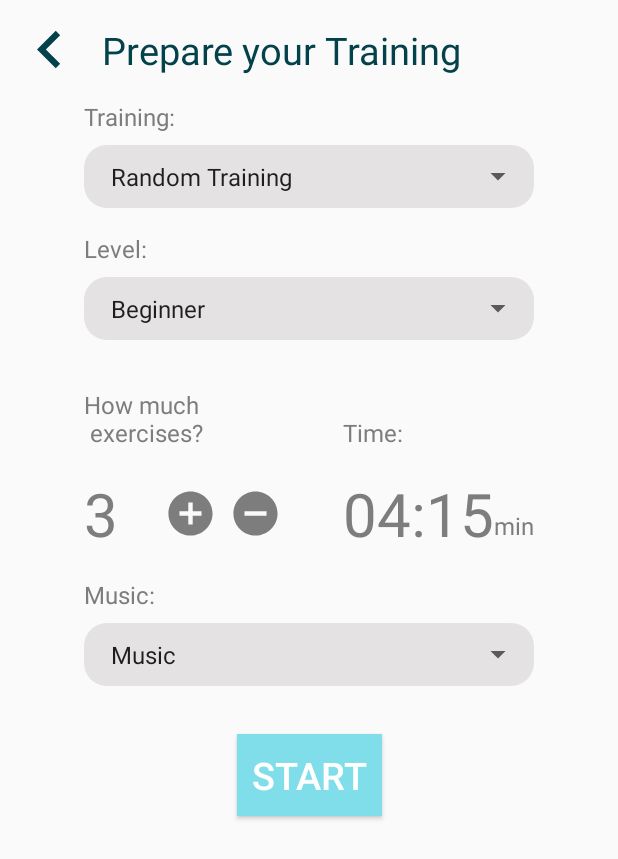
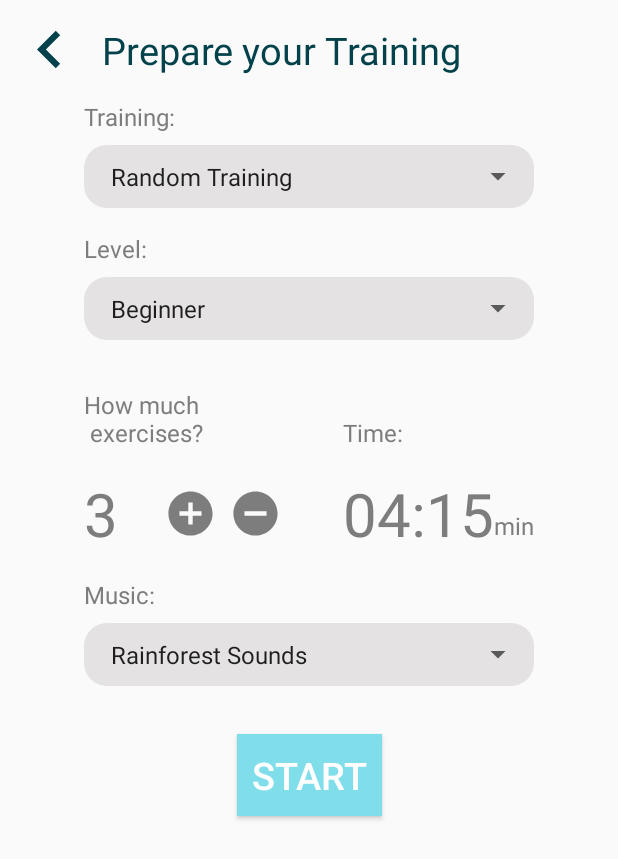
Before and after one commit to staropramen/VacuumFitness, an Android app: the PreparationFragment screen opened directly, with no data from a screen before it, on a phone screen of 412 x 824 dp. Shown: the top 859 px of the screen. Run offline under Robolectric (Android 15) with nearby library versions, the phone set to English and light mode, and no system bars; our stand-ins replace ButterKnife, Room's generated code; libraries missing offline, so code that uses them is left out: android.arch.persistence.

Commit message:
Setup PreparationFragment to show list of Playlists

```diff
--- a/app/src/main/java/com/example/android/vacuumfitness/ui/PreparationFragment.java
+++ b/app/src/main/java/com/example/android/vacuumfitness/ui/PreparationFragment.java
@@ -2,6 +2,7 @@ package com.example.android.vacuumfitness.ui;
 
 
 import android.arch.lifecycle.Observer;
+import android.arch.lifecycle.ViewModelProvider;
 import android.arch.lifecycle.ViewModelProviders;
 import android.os.Bundle;
 import android.support.annotation.Nullable;
@@ -19,12 +20,14 @@ import android.widget.Spinner;
 import android.widget.TextView;
 
 import com.example.android.vacuumfitness.R;
+import com.example.android.vacuumfitness.model.Playlist;
 import com.example.android.vacuumfitness.model.Training;
 import com.example.android.vacuumfitness.utils.IdListUtils;
 import com.example.android.vacuumfitness.utils.KeyUtils;
 import com.example.android.vacuumfitness.utils.ListConverter;
 import com.example.android.vacuumfitness.utils.PreparationUtils;
 import com.example.android.vacuumfitness.viewmodel.CustomTrainingViewModel;
+import com.example.android.vacuumfitness.viewmodel.PlaylistViewModel;
 
 import java.util.ArrayList;
 import java.util.List;
@@ -38,9 +41,11 @@ import butterknife.ButterKnife;
 public class PreparationFragment extends Fragment {
 
     private List<Training> mTrainingList;
+    private List<Playlist> mPlaylistList;
     private int mRandomTrainingPrimaryKey = -1;
     private List<Integer> mPrimaryKeyList;
     private Training mTraining;
+    private Playlist mPlaylist;
 
     @BindView(R.id.iv_increase_button) ImageView increaseButton;
     @BindView(R.id.iv_decreasebutton) ImageView decreaseButton;
@@ -49,6 +54,7 @@ public class PreparationFragment extends Fragment {
     @BindView(R.id.tv_time_count) TextView timeTextView;
     @BindView(R.id.sp_level_selection) Spinner levelSpinner;
     @BindView(R.id.sp_training_selection) Spinner trainingSpinner;
+    @BindView(R.id.sp_music_selection) Spinner musicSpinner;
 
     public PreparationFragment() {
         // Required empty public constructor
@@ -81,7 +87,8 @@ public class PreparationFragment extends Fragment {
             }
         });
 
-        setupViewModel();
+        setupTrainingViewModel();
+        setupPlaylistViewModel();
 
         setupSpinnerOnSelectListener();
 
@@ -93,7 +100,6 @@ public class PreparationFragment extends Fragment {
         Bundle data = new Bundle();
         data.putInt(KeyUtils.LEVEL_KEY, levelSpinner.getSelectedItemPosition());
         data.putInt(KeyUtils.EXERCISE_COUNT_KEY, Integer.parseInt(exerciseCount.getText().toString()));
-        Log.d("!!!!!!!ID", String.valueOf(mTraining.getPrimaryKey()));
         mPrimaryKeyList = IdListUtils.getTrainingIdList(mTraining, Integer.parseInt(exerciseCount.getText().toString()));
         data.putString(KeyUtils.ID_LIST_KEY, ListConverter.fromList(mPrimaryKeyList));
 
@@ -107,17 +113,27 @@ public class PreparationFragment extends Fragment {
     }
 
     //Setup CustomTrainingViewModel
-    private void setupViewModel(){
+    private void setupTrainingViewModel(){
         CustomTrainingViewModel viewModel = ViewModelProviders.of(this).get(CustomTrainingViewModel.class);
         viewModel.getTrainings().observe(this, new Observer<List<Training>>() {
             @Override
             public void onChanged(@Nullable List<Training> trainings) {
-                addSpinnerItems(trainings);
+                addTrainingSpinnerItems(trainings);
             }
         });
     }
 
-    private void addSpinnerItems(List<Training> trainings){
+    private void setupPlaylistViewModel(){
+        PlaylistViewModel viewModel = ViewModelProviders.of(this).get(PlaylistViewModel.class);
+        viewModel.getPlaylists().observe(this, new Observer<List<Playlist>>() {
+            @Override
+            public void onChanged(@Nullable List<Playlist> playlists) {
+                addMusicSpinnerItems(playlists);
+            }
+        });
+    }
+
+    private void addTrainingSpinnerItems(List<Training> trainings){
 
         List<String> itemList = new ArrayList<>();
         itemList.add(getString(R.string.random_training));
@@ -137,6 +153,28 @@ public class PreparationFragment extends Fragment {
         adapter.setDropDownViewResource(android.R.layout.simple_spinner_dropdown_item);
         // Apply the adapter to the spinner
         trainingSpinner.setAdapter(adapter);
+
+    }
+
+    private void addMusicSpinnerItems(List<Playlist> playlists){
+        List<String> itemList = new ArrayList<>();
+        itemList.add("Rainforest Sounds");
+
+        //Add Playlists to itemList
+        for (int i = 0; i < playlists.size(); i++){
+            Playlist currentPlaylist = playlists.get(i);
+            String playlistName = currentPlaylist.getPlaylistName();
+            itemList.add(playlistName);
+            //mPlaylistList.add(currentPlaylist);
+        }
+
+        // Create an ArrayAdapter using the string array and a default spinner layout
+        ArrayAdapter<String> adapter = new ArrayAdapter<String>(getActivity(),
+                android.R.layout.simple_spinner_item, itemList);
+        // Specify the layout to use when the list of choices appears
+        adapter.setDropDownViewResource(android.R.layout.simple_spinner_dropdown_item);
+        // Apply the adapter to the spinner
+        musicSpinner.setAdapter(adapter);
 
     }
 
@@ -164,9 +202,20 @@ public class PreparationFragment extends Fragment {
                 exerciseCount.setText(String.valueOf(
                         PreparationUtils.getExerciseCount(mTraining)
                 ));
-
                 //Setup Exercise count
                 PreparationUtils.setExerciseCount(exerciseCount, increaseButton, decreaseButton, timeTextView, levelSpinner, mTraining);
+            }
+
+            @Override
+            public void onNothingSelected(AdapterView<?> parent) {
+
+            }
+        });
+
+        musicSpinner.setOnItemSelectedListener(new AdapterView.OnItemSelectedListener() {
+            @Override
+            public void onItemSelected(AdapterView<?> parent, View view, int position, long id) {
+                //mPlaylist = mPlaylistList.get(position);
             }
 
             @Override
--- a/app/src/main/res/layout/fragment_preparation.xml
+++ b/app/src/main/res/layout/fragment_preparation.xml
@@ -145,17 +145,16 @@
         android:layout_height="wrap_content"
         android:layout_marginTop="@dimen/s_margin"
         android:background="@drawable/rounded_spinner"
-        app:layout_constraintTop_toBottomOf="@id/tv_music_title"
         app:layout_constraintEnd_toEndOf="parent"
-        app:layout_constraintStart_toStartOf="parent">
+        app:layout_constraintStart_toStartOf="parent"
+        app:layout_constraintTop_toBottomOf="@id/tv_music_title">
 
         <Spinner
             android:id="@+id/sp_music_selection"
             android:layout_width="match_parent"
             android:layout_height="wrap_content"
-            android:entries="@array/musicSpinnerItems"
             android:foregroundTint="@color/grey"
-            android:padding="@dimen/spinner_padding"></Spinner>
+            android:padding="@dimen/spinner_padding"/>
 
     </RelativeLayout>
 
--- a/app/src/main/res/layout/spinner_item.xml
+++ /dev/null
@@ -1,7 +0,0 @@
-<?xml version="1.0" encoding="utf-8"?>
-<TextView
-    xmlns:android="http://schemas.android.com/apk/res/android"
-    android:layout_width="match_parent"
-    android:layout_height="wrap_content"
-    android:padding="@dimen/spinner_padding"
-    />
```
